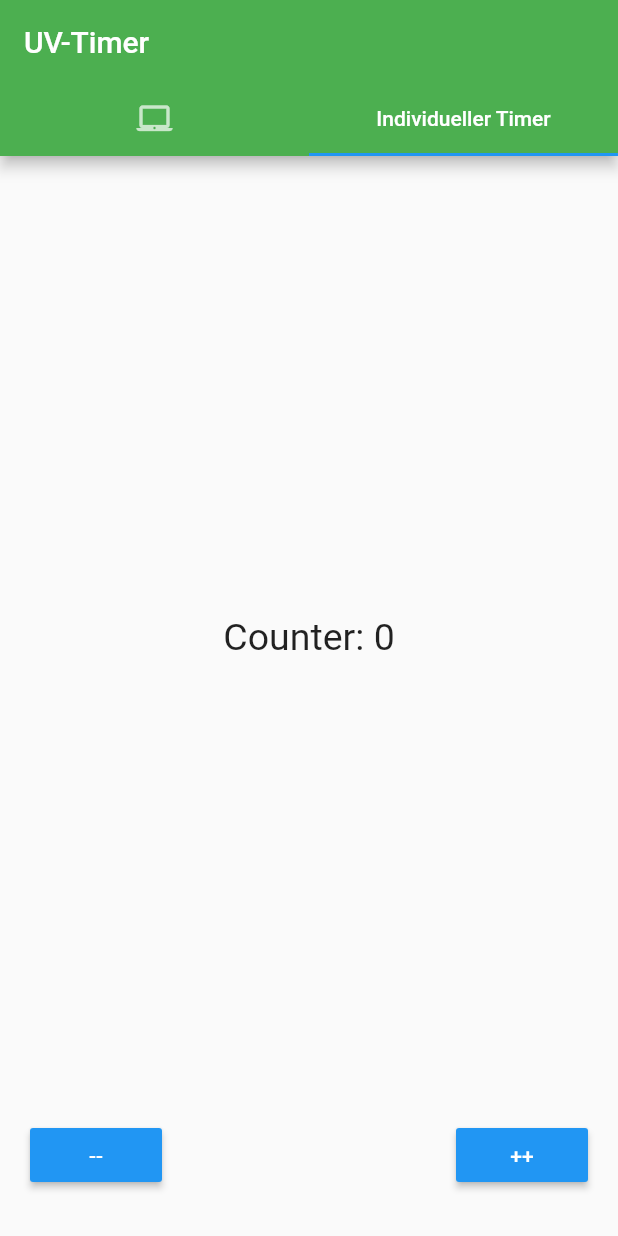
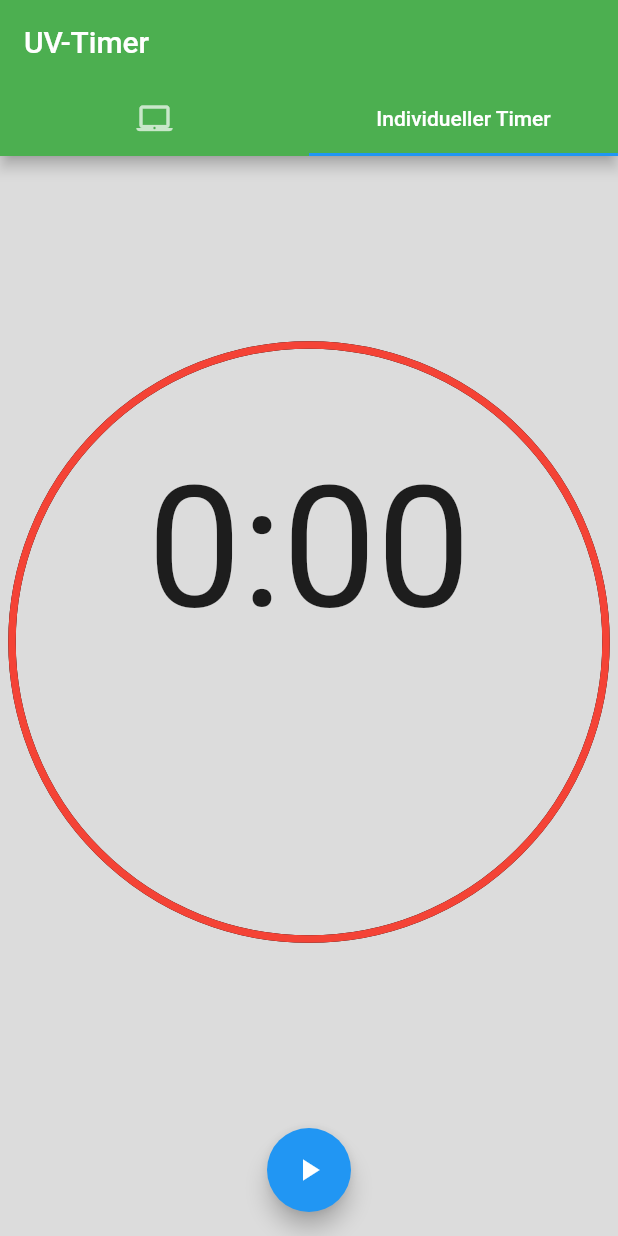
Before and after one commit to koehlerfelix/Wearable, a Flutter app: the screen it shows after launch, tab 2 chosen, on a phone screen of 412 x 824 dp. Run offline on Flutter 3.47's test engine with Material 2 defaults, Android fonts, the phone set to English and light mode, and no system bars.

Commit message:
create Timer

```diff
--- a/lib/main.dart
+++ b/lib/main.dart
@@ -1,7 +1,7 @@
 import 'package:flutter/material.dart';
 import 'package:day_time_app/individual/counter.dart';
 import 'package:day_time_app/calculator/calculationWindow.dart';
-//import 'package:flutter_blue/flutter_blue.dart';
+import 'timer.dart';
 
 void main() => runApp(MaterialApp(
   title: 'UV-meassure',
@@ -37,7 +37,8 @@ class MyTabBarView extends StatelessWidget {
     return new TabBarView(
       children: <Widget>[
         calculationWindow = new CalculationWindow(),
-        new Counter(),
+       // new Counter(),
+        new Timer(),
       ],
     );
   }
--- /dev/null
+++ b/lib/timer.dart
@@ -0,0 +1,146 @@
+import 'package:flutter/material.dart';
+import 'dart:math' as math;
+
+class Timer extends StatefulWidget {
+  @override
+  _timerState createState() => _timerState();
+}
+
+class _timerState extends State<Timer> with TickerProviderStateMixin {
+  AnimationController controller;
+
+  String get timerString {
+    Duration duration = controller.duration * controller.value;
+    return '${duration.inMinutes}:${(duration.inSeconds % 60).toString().padLeft(2, '0')}';
+  }
+
+  @override
+  void initState() {
+    super.initState();
+    controller = AnimationController(
+      vsync: this,
+      duration: Duration(seconds: 20),
+    );
+  }
+
+  @override
+  Widget build(BuildContext context) {
+    return Scaffold(
+      backgroundColor: Colors.black12,
+      body: Padding(
+        padding: EdgeInsets.all(8.0),
+        child: Column (
+          children: <Widget>[
+            Expanded(
+              child: Align(
+                alignment: FractionalOffset.center ,
+                child: AspectRatio(
+                  aspectRatio: 1.0,
+                  child: Stack (
+                    children: <Widget>[
+                      Positioned.fill(
+                        child: AnimatedBuilder(
+                            animation: controller,
+                            builder: (BuildContext context, Widget child) {
+                              return new CustomPaint(
+                                painter: TimerPainter(
+                                  animation: controller,
+                                  backgroundColor: Colors.black,
+                                  color: Colors.red,
+                                ),
+                              );
+                            }
+                        ),
+                      ),
+                      Align(
+                          alignment: FractionalOffset.bottomCenter,
+                          child: Column(
+                            children: <Widget>[
+                              Text(
+                                "",
+                                style: TextStyle(fontSize: 60),
+                              ),
+                              AnimatedBuilder (
+                                  animation: controller,
+                                  builder: (BuildContext context, Widget child) {
+                                    return new Text(
+                                        timerString,
+                                        style: TextStyle(
+                                          fontSize: 112,
+                                        )
+                                    );
+                                  }
+                              )
+                            ],
+                          )
+                      ),
+                    ]
+                  )
+                )
+              )
+            ),
+            Container (
+              margin: EdgeInsets.all(8.0),
+              child: Row(
+                mainAxisAlignment: MainAxisAlignment.spaceEvenly,
+                children: <Widget>[
+                  FloatingActionButton(
+                    child: AnimatedBuilder(
+                        animation: controller,
+                        builder: (BuildContext context, Widget child) {
+                          return new Icon(controller.isAnimating
+                              ? Icons.pause
+                              : Icons.play_arrow);
+                        }
+                    ),
+                    onPressed: () {
+                      if (controller.isAnimating)
+                        controller.stop();
+                      else {
+                        controller.reverse(from: controller.value == 0.0
+                        ? 1.0
+                        : controller.value);
+                      }
+                    },
+                  )
+                ],
+              )
+            )
+          ],
+        )
+      ),
+    );
+  }
+}
+
+class TimerPainter extends CustomPainter {
+  TimerPainter({
+    this.animation,
+    this.backgroundColor,
+    this.color,
+  }) : super(repaint: animation);
+
+  final Animation<double> animation;
+  final Color backgroundColor, color;
+
+  @override
+  void paint(Canvas canvas, Size size) {
+    Paint paint = Paint()
+        ..color = backgroundColor
+        ..strokeWidth = 5.0
+        ..strokeCap = StrokeCap.round
+        ..style = PaintingStyle.stroke;
+
+    canvas.drawCircle(size.center(Offset.zero), size.width / 2.0, paint);
+    paint.color = color;
+    double progress = (1.0 - animation.value) * 2 * math.pi;
+    canvas.drawArc(Offset.zero & size, math.pi * 1.5, -progress, false, paint);
+  }
+
+  @override
+  bool shouldRepaint(TimerPainter old) {
+    return animation.value != old.animation.value ||
+        color != old.color ||
+        backgroundColor != old.backgroundColor;
+  }
+}
```
Also changed, not shown: lib/calculator/calculationWindow.dart (+23 -5 lines), lib/individual/individualWindow.dart (added, +32 -0 lines).
